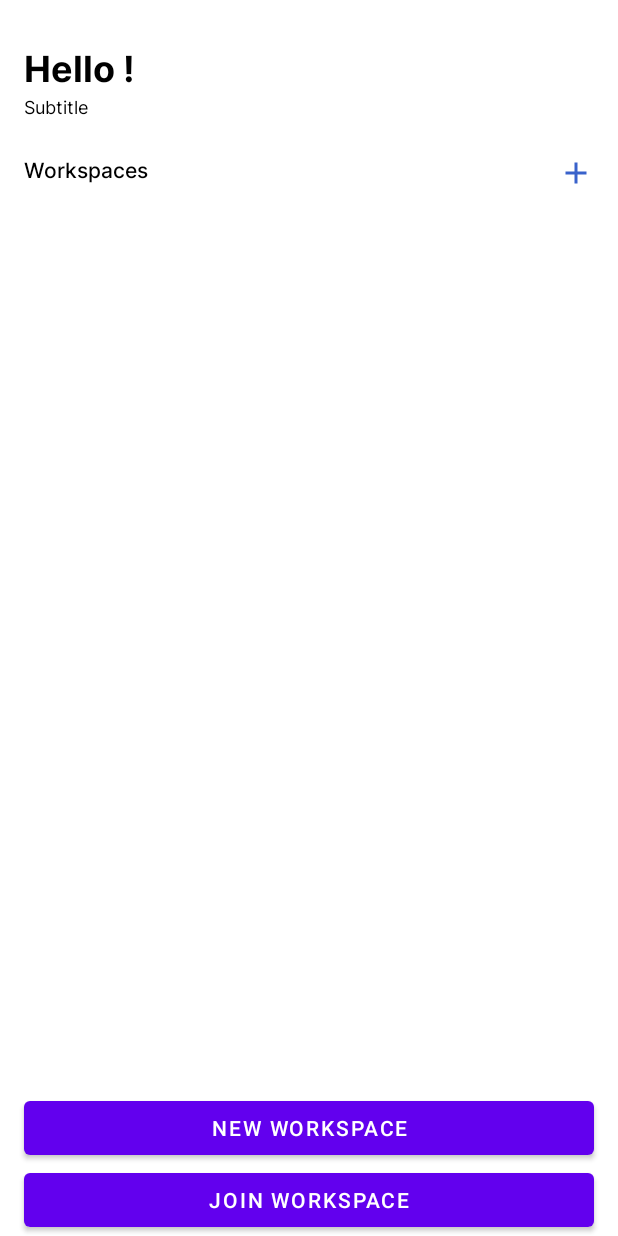
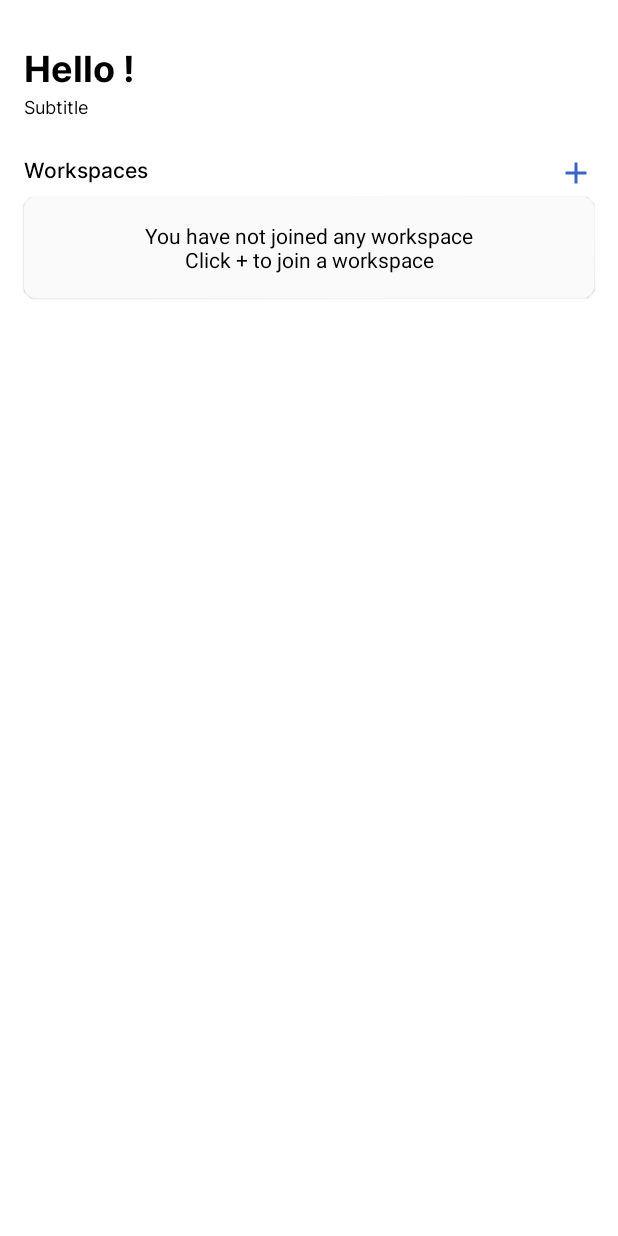
Before and after one commit to jiachenyee/Freeflow, an Android app: the screen it shows after launch once a user with an empty profile is signed in (MainActivity), on a phone screen of 412 x 824 dp. Run offline under Robolectric (Android 15) with nearby library versions, the phone set to English and light mode, and no system bars; our stand-ins replace Firebase (no records; nobody signed in at launch, a user with empty details on screens opened directly); 2 statements that could not run were skipped.

Commit message:
add empty state prompt; remove placeholders

```diff
--- a/app/src/main/java/sg/edu/np/mad/freeflow/HomeEmptyStateFragment.java
+++ b/app/src/main/java/sg/edu/np/mad/freeflow/HomeEmptyStateFragment.java
@@ -21,8 +21,6 @@ import android.widget.PopupMenu;
  */
 public class HomeEmptyStateFragment extends Fragment {
 
-    Button newWorkspaceButton;
-
     private MainActivity activity;
     private ImageButton addWorkspaceButton;
 
@@ -43,7 +41,6 @@ public class HomeEmptyStateFragment extends Fragment {
         // Inflate the layout for this fragment
         View v = inflater.inflate(R.layout.fragment_home_empty_state, container, false);
 
-        newWorkspaceButton = v.findViewById(R.id.new_workspace_button);
         addWorkspaceButton = v.findViewById(R.id.add_workspace_button);
 
         return v;
--- a/app/src/main/res/layout/fragment_home_empty_state.xml
+++ b/app/src/main/res/layout/fragment_home_empty_state.xml
@@ -9,30 +9,6 @@
     <androidx.constraintlayout.widget.ConstraintLayout
         android:layout_width="match_parent"
         android:layout_height="match_parent">
-
-        <Button
-            android:id="@+id/join_workspace_button"
-            android:layout_width="0dp"
-            android:layout_height="wrap_content"
-            android:layout_marginStart="16dp"
-            android:layout_marginTop="16dp"
-            android:layout_marginEnd="16dp"
-            android:text="Join workspace"
-            app:layout_constraintBottom_toBottomOf="parent"
-            app:layout_constraintEnd_toEndOf="parent"
-            app:layout_constraintStart_toStartOf="parent" />
-
-        <Button
-            android:id="@+id/new_workspace_button"
-            android:layout_width="0dp"
-            android:layout_height="wrap_content"
-            android:layout_marginStart="16dp"
-
-            android:layout_marginEnd="16dp"
-            android:text="New workspace"
-            app:layout_constraintBottom_toTopOf="@id/join_workspace_button"
-            app:layout_constraintEnd_toEndOf="parent"
-            app:layout_constraintStart_toStartOf="parent" />
 
         <TextView
             android:id="@+id/workspace_title_text_view"
@@ -64,6 +40,33 @@
 
             android:background="#00000000"/>
 
+        <com.google.android.material.card.MaterialCardView
+            android:layout_width="0dp"
+            android:layout_height="wrap_content"
+            app:layout_constraintTop_toBottomOf="@id/workspace_title_text_view"
+            app:layout_constraintStart_toStartOf="parent"
+            app:layout_constraintEnd_toEndOf="parent"
+
+            app:cardCornerRadius="8dp"
+
+            android:layout_marginStart="16dp"
+            android:layout_marginEnd="16dp"
+            android:layout_marginTop="8dp">
+            <com.google.android.material.textview.MaterialTextView
+                android:id="@+id/textView3"
+                android:layout_width="match_parent"
+                android:layout_height="wrap_content"
+
+                android:paddingVertical="16dp"
+
+                android:background="#fffafafa"
+
+                android:textAlignment="center"
+                android:textColor="@color/black"
+
+                android:text="You have not joined any workspace\nClick + to join a workspace" />
+        </com.google.android.material.card.MaterialCardView>
+
 
     </androidx.constraintlayout.widget.ConstraintLayout>
 </FrameLayout>
```
